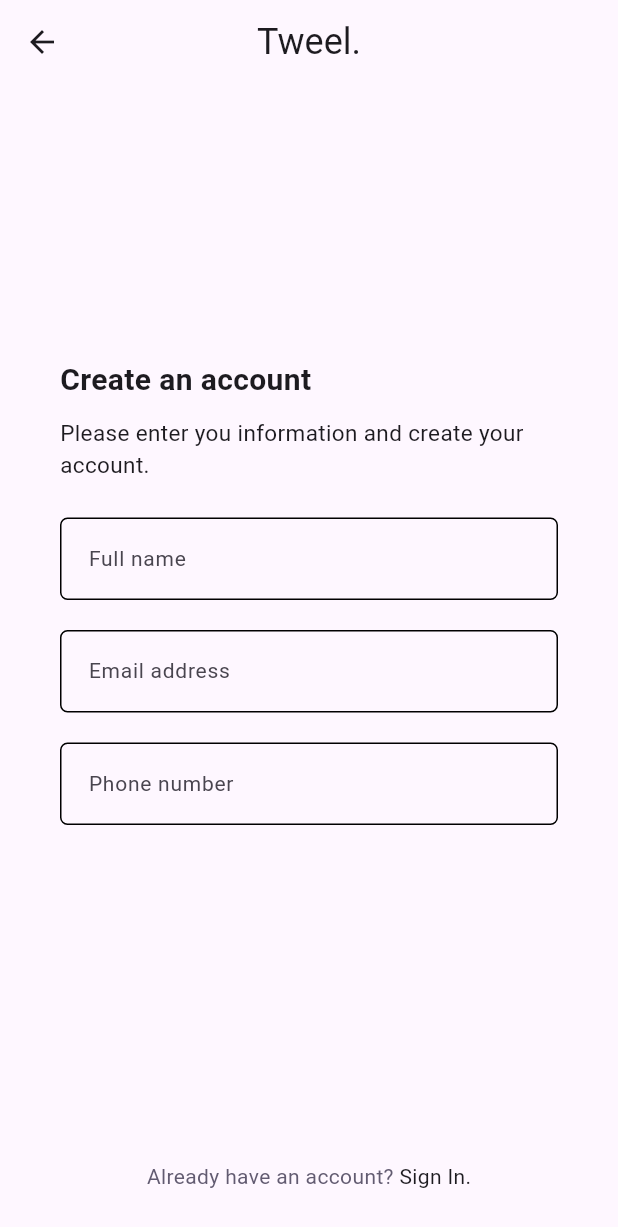
After one commit to anilantony49/e-commerce-app_machine-test, a Flutter app: the UserSignUpPageOne screen opened directly, on a phone screen of 412 x 824 dp. The commit adds this screen. Shown: the top 1227 px of the screen. Run offline on Flutter 3.47's test engine with Material 3 defaults, Android fonts, the phone set to English and light mode, and no system bars; our stand-ins replace animate_do, animated_text_kit, flutter_bloc, hive_flutter, page_transition, shared_preferences and 1 more; accounts and stored records are empty.

Commit message:
User Sign_Up UI complete

```diff
--- a/lib/main.dart
+++ b/lib/main.dart
@@ -1,5 +1,6 @@
 import 'package:e_commerce_app/models/cart_models.dart';
 import 'package:e_commerce_app/view/bloc/user_sign_in/sign_in_bloc.dart';
+import 'package:e_commerce_app/view/bloc/user_sign_up/sign_up_bloc.dart';
 import 'package:e_commerce_app/view/cubit/toggle_password/toggle_password_cubit.dart';
 import 'package:e_commerce_app/view/user_sign_in/user_signin_page.dart';
 import 'package:flutter/material.dart';
@@ -22,6 +23,7 @@ class MyApp extends StatelessWidget {
     return MultiBlocProvider(
       providers: [
         BlocProvider(create: (context) => SignInBloc()),
+        BlocProvider(create: (context) => SignUpBloc()),
         BlocProvider(create: (context) => TogglePasswordCubit()),
       ],
       child: MaterialApp(
--- a/lib/repository/auth_repo.dart
+++ b/lib/repository/auth_repo.dart
@@ -1,11 +1,55 @@
 import 'dart:convert';
 
+import 'package:e_commerce_app/models/user_model.dart';
 import 'package:e_commerce_app/services/shared_preference.dart';
 import 'package:e_commerce_app/utils/api_endpoints.dart';
 import 'package:flutter/material.dart';
 import 'package:http/http.dart' as http;
 
 class AuthRepo {
+  static Future<SignUpResult> userSignUp({required UserModel user}) async {
+    var client = http.Client();
+    String signUpUrl = "${ApiEndPoints.baseUrl}${ApiEndPoints.userSignUp}";
+    try {
+      var response = await client.post(
+        Uri.parse(signUpUrl),
+        body: jsonEncode(user),
+        headers: {'Content-Type': 'application/json'},
+      );
+
+      var jsonResponse = jsonDecode(response.body);
+      debugPrint('User Sign Up Status: ${response.statusCode}');
+      debugPrint('User Sign Up Body: ${response.body}');
+
+      if (response.statusCode == 201) {
+        await UserAuthStatus.saveUserStatus(true);
+        await UserToken.saveToken(jsonResponse['token']);
+        await CurrentUserId.saveUserId(jsonResponse['userId']);
+        return SignUpResult(status: 'success', responseBody: response.body);
+      }
+      if (response.statusCode == 400) {
+        return SignUpResult(status: 'invalid-otp', responseBody: null);
+      }
+
+      if (response.statusCode == 409) {
+        if (jsonResponse['error'] ==
+            "Username Already Taken. Please Choose different one or login instead") {
+          return SignUpResult(status: 'username-exists', responseBody: null);
+        } else if (jsonResponse['error'] ==
+            "A user with this email address already exist. Please login instead") {
+          return SignUpResult(status: 'email-exists', responseBody: null);
+        } else if (jsonResponse['error'] ==
+            "A user with this Phone Number already exist. Please login instead") {
+          return SignUpResult(status: 'phoneno-exists', responseBody: null);
+        }
+      }
+      return SignUpResult(status: 'error', responseBody: null);
+    } catch (e) {
+      debugPrint('User Sign Up Error: $e');
+      return SignUpResult(status: 'error', responseBody: null);
+    }
+  }
+
   static Future<SignInResult> userSignIn(
       {required String username, required String password}) async {
     var client = http.Client();
@@ -45,6 +89,31 @@ class AuthRepo {
       return SignInResult(status: 'error', responseBody: null);
     }
   }
+
+  static Future<String> userVerifyOtp({required String email}) async {
+    var client = http.Client();
+    String signUpUrl = "${ApiEndPoints.baseUrl}${ApiEndPoints.userVerifyOtp}";
+    try {
+      var body = {"email": email};
+      var response = await client.post(
+        Uri.parse(signUpUrl),
+        body: body,
+      );
+      debugPrint('User Verify Otp Status: ${response.statusCode}');
+      debugPrint('User Verify Otp Body: ${response.body}');
+
+      if (response.statusCode == 200) {
+        return 'success';
+      }
+      if (response.statusCode == 401) {
+        return 'already-exists';
+      }
+      return 'error';
+    } catch (e) {
+      debugPrint('User Verify Otp Error: $e');
+      return 'error';
+    }
+  }
 }
 
 class SignInResult {
@@ -53,3 +122,10 @@ class SignInResult {
 
   SignInResult({this.status, this.responseBody});
 }
+
+class SignUpResult {
+  final String? status;
+  final dynamic responseBody;
+
+  SignUpResult({this.status, this.responseBody});
+}
--- a/lib/utils/api_endpoints.dart
+++ b/lib/utils/api_endpoints.dart
@@ -1,4 +1,6 @@
 class ApiEndPoints {
   static String baseUrl = 'https://connect-backend-ti8g.onrender.com ';
   static String userSignIn = '/login';
+  static String userSignUp = '/signup';
+  static String userVerifyOtp = "/signup-send-otp";
 }
--- /dev/null
+++ b/lib/utils/validations.dart
@@ -0,0 +1,10 @@
+const emailRegexPattern = r"(?:[a-z0-9!#$%&'*+/=?^_`{|}~-]+(?:\.[a-z0-9!#$%&'"
+    r'*+/=?^_`{|}~-]+)*|"(?:[\x01-\x08\x0b\x0c\x0e-\x1f\x21\x23-\x5b\x5d-'
+    r'\x7f]|\\[\x01-\x09\x0b\x0c\x0e-\x7f])*")@(?:(?:[a-z0-9](?:[a-z0-9-]*'
+    r'[a-z0-9])?\.)+[a-z0-9](?:[a-z0-9-]*[a-z0-9])?|\[(?:(?:(2(5[0-5]|[0-4]'
+    r'[0-9])|1[0-9][0-9]|[1-9]?[0-9]))\.){3}(?:(2(5[0-5]|[0-4][0-9])|1[0-9]'
+    r'[0-9]|[1-9]?[0-9])|[a-z0-9-]*[a-z0-9]:(?:[\x01-\x08\x0b\x0c\x0e-\x1f\'
+    r'x21-\x5a\x53-\x7f]|\\[\x01-\x09\x0b\x0c\x0e-\x7f])+)\])';
+
+const passowrdRegexPattern =
+    r"^(?=.*[A-Za-z])(?=.*\d)(?=.*[@$!%*#?&])[A-Za-z\d@$!%*#?&]{8,}$";
--- /dev/null
+++ b/lib/view/bloc/user_sign_up/sign_up_bloc.dart
@@ -0,0 +1,49 @@
+import 'dart:async';
+
+import 'package:e_commerce_app/models/user_model.dart';
+import 'package:e_commerce_app/repository/auth_repo.dart';
+import 'package:flutter/material.dart';
+import 'package:flutter_bloc/flutter_bloc.dart';
+
+
+part 'sign_up_event.dart';
+part 'sign_up_state.dart';
+
+class SignUpBloc extends Bloc<SignUpEvent, SignUpState> {
+  SignUpBloc() : super(SignUpInitial()) {
+    on<UserSignUpEvent>(userSignUpEvent);
+    on<UserOtpVerificationEvent>(userOtpVerificationEvent);
+  }
+
+  FutureOr<void> userSignUpEvent(
+      UserSignUpEvent event, Emitter<SignUpState> emit) async {
+    emit(UserSignUpLoadingState());
+    SignUpResult response = await AuthRepo.userSignUp(user: event.user);
+    if (response.status == 'success') {
+      emit(UserSignUpSuccessState());
+    } else if (response.status == 'invalid-otp') {
+      emit(UserOtpErrorState());
+    } else if (response.status == 'username-exists') {
+      emit(UsernameExistsErrorState());
+    } else if (response.status == 'email-exists') {
+      emit(EmailExistsErrorState());
+    } else if (response.status == 'phoneno-exists') {
+      emit(PhonenoExistsErrorState());
+    } else {
+      emit(UserSignUpErrorState());
+    }
+  }
+
+  FutureOr<void> userOtpVerificationEvent(
+      UserOtpVerificationEvent event, Emitter<SignUpState> emit) async {
+    emit(UserOtpLoadingState());
+    String response = await AuthRepo.userVerifyOtp(email: event.email);
+    if (response == 'success') {
+      emit(UserOtpSuccessState());
+    } else if (response == 'already-exists') {
+      emit(UsernameExistsErrorState());
+    } else {
+      emit(UserOtpErrorState());
+    }
+  }
+}
--- /dev/null
+++ b/lib/view/bloc/user_sign_up/sign_up_event.dart
@@ -0,0 +1,20 @@
+part of 'sign_up_bloc.dart';
+
+@immutable
+sealed class SignUpEvent {}
+
+class UserSignUpEvent extends SignUpEvent {
+  final UserModel user;
+
+  UserSignUpEvent({
+    required this.user,
+  });
+}
+
+class UserOtpVerificationEvent extends SignUpEvent {
+  final String email;
+
+  UserOtpVerificationEvent({
+    required this.email,
+  });
+}
--- /dev/null
+++ b/lib/view/bloc/user_sign_up/sign_up_state.dart
@@ -0,0 +1,24 @@
+part of 'sign_up_bloc.dart';
+
+@immutable
+sealed class SignUpState {}
+
+final class SignUpInitial extends SignUpState {}
+
+class UserSignUpLoadingState extends SignUpState {}
+
+class UserSignUpSuccessState extends SignUpState {}
+
+class UserSignUpErrorState extends SignUpState {}
+
+class UserOtpLoadingState extends SignUpState {}
+
+class UserOtpSuccessState extends SignUpState {}
+
+class UserOtpErrorState extends SignUpState {}
+
+class UsernameExistsErrorState extends SignUpState {}
+
+class EmailExistsErrorState extends SignUpState {}
+
+class PhonenoExistsErrorState extends SignUpState {}
--- a/lib/view/user_sign_in/widgets/widgets.dart
+++ b/lib/view/user_sign_in/widgets/widgets.dart
@@ -1,12 +1,12 @@
 import 'package:animate_do/animate_do.dart';
 import 'package:e_commerce_app/utils/constants.dart';
+import 'package:e_commerce_app/view/user_sign_up/user_signup_one.dart';
 import 'package:flutter/material.dart';
-
 
 class SignInWidgets {
   static InkWell signUpNavigate(context) {
     return InkWell(
-      // onTap: () => nextScreen(context, const UserSignUpPageOne()),
+      onTap: () => nextScreen(context, const UserSignUpPageOne()),
       child: FadeInUp(
         delay: const Duration(milliseconds: 700),
         duration: const Duration(milliseconds: 1000),
--- /dev/null
+++ b/lib/view/user_sign_up/user_signup_one.dart
@@ -0,0 +1,45 @@
+import 'package:e_commerce_app/view/user_sign_up/widgets/signup_one_field_widget.dart';
+import 'package:e_commerce_app/view/user_sign_up/widgets/widgets.dart';
+import 'package:e_commerce_app/widgets/custom_appbar.dart';
+import 'package:flutter/material.dart';
+
+class UserSignUpPageOne extends StatefulWidget {
+  const UserSignUpPageOne({super.key});
+
+  @override
+  State<UserSignUpPageOne> createState() => _UserSignUpPageOneState();
+}
+
+class _UserSignUpPageOneState extends State<UserSignUpPageOne> {
+  @override
+  Widget build(BuildContext context) {
+    final mediaHeight = MediaQuery.of(context).size.height;
+
+    return GestureDetector(
+      onTap: () => FocusScope.of(context).unfocus(),
+      child: Scaffold(
+        backgroundColor: Theme.of(context).colorScheme.surface,
+        extendBodyBehindAppBar: true,
+        appBar: CustomAppbar.show(context,true),
+        body: SingleChildScrollView(
+          child: Container(
+            constraints: BoxConstraints(minHeight: mediaHeight),
+            child: Padding(
+              padding: const EdgeInsets.fromLTRB(0, 40, 0, 30),
+              child: Stack(
+                alignment: Alignment.center,
+                children: [
+                  const SignUpOneFieldWidget(),
+                  Positioned(
+                    bottom: 0,
+                    child: SignUpWidgets.signInNavigate(context),
+                  ),
+                ],
+              ),
+            ),
+          ),
+        ),
+      ),
+    );
+  }
+}
--- /dev/null
+++ b/lib/view/user_sign_up/widgets/signup_one_field_widget.dart
@@ -0,0 +1,124 @@
+import 'package:animate_do/animate_do.dart';
+import 'package:e_commerce_app/utils/constants.dart';
+import 'package:e_commerce_app/utils/validations.dart';
+import 'package:e_commerce_app/view/user_sign_up/user_signup_two.dart';
+import 'package:e_commerce_app/widgets/custom_btn.dart';
+import 'package:e_commerce_app/widgets/custom_txt_form_field.dart';
+import 'package:flutter/material.dart';
+import 'package:flutter_bloc/flutter_bloc.dart';
+
+
+class SignUpOneFieldWidget extends StatefulWidget {
+  const SignUpOneFieldWidget({super.key});
+
+  @override
+  State<SignUpOneFieldWidget> createState() => _SignUpOneFieldWidgetState();
+}
+
+class _SignUpOneFieldWidgetState extends State<SignUpOneFieldWidget> {
+  final TextEditingController fullnameController = TextEditingController();
+  final TextEditingController emailController = TextEditingController();
+  final TextEditingController phoneNumberController = TextEditingController();
+  final TextEditingController accountTypeController = TextEditingController();
+  final GlobalKey<FormState> formKey = GlobalKey();
+  @override
+  Widget build(BuildContext context) {
+    return FadeInDown(
+      delay: const Duration(milliseconds: 400),
+      duration: const Duration(milliseconds: 1000),
+      child: Form(
+        key: formKey,
+        child: Padding(
+          padding: const EdgeInsets.fromLTRB(40, 0, 40, 0),
+          child: Column(
+            mainAxisAlignment: MainAxisAlignment.center,
+            children: [
+              Column(
+                crossAxisAlignment: CrossAxisAlignment.start,
+                children: [
+                  const Text(
+                    'Create an account',
+                    style:
+                        TextStyle(fontSize: 20, fontWeight: FontWeight.w700),
+                  ),
+                  kHeight(10),
+                  const Text(
+                    "Please enter you information and create your account.",
+                    style: TextStyle(fontSize: 15),
+                  ),
+                ],
+              ),
+              kHeight(25),
+              // Full name field
+              CustomTxtFormField(
+                hintText: 'Full name',
+                controller: fullnameController,
+                validator: (val) {
+                  if (val!.length < 3) {
+                    return 'Please enter a valid name';
+                  }
+                  return null;
+                },
+              ),
+              kHeight(20),
+
+              // Email address field
+              CustomTxtFormField(
+                hintText: 'Email address',
+                controller: emailController,
+                validator: (val) {
+                  if (!RegExp(emailRegexPattern).hasMatch(val!) ||
+                      val.isEmpty) {
+                    return 'Enter a valid email';
+                  }
+                  return null;
+                },
+              ),
+              kHeight(20),
+
+              // Phone number field
+              CustomTxtFormField(
+                hintText: 'Phone number',
+                controller: phoneNumberController,
+                validator: (val) {
+                  if (val!.length < 10) {
+                    return 'Enter a valid phone number';
+                  }
+                  return null;
+                },
+              ),
+              kHeight(20),
+
+              // Account type field
+              // const AccountTypeDropDown(),
+              kHeight(25),
+
+              // Continue button
+              // BlocBuilder<DropdownCubit, DropdownState>(
+              //   builder: (context, state) {
+              //     return CustomButton(
+              //       buttonText: 'Continue',
+              //       onPressed: () {
+              //         FocusScope.of(context).unfocus();
+              //         if (formKey.currentState!.validate()) {
+              //           nextScreen(
+              //             context,
+              //             UserSignUpPageTwo(
+              //               email: emailController.text,
+              //               accountType: state.name,
+              //               fullName: fullnameController.text,
+              //               phoneNo: phoneNumberController.text,
+              //             ),
+              //           );
+              //         }
+              //       },
+              //     );
+              //   },
+              // ),
+            ],
+          ),
+        ),
+      ),
+    );
+  }
+}
--- /dev/null
+++ b/lib/view/user_sign_up/widgets/widgets.dart
@@ -0,0 +1,31 @@
+import 'package:animate_do/animate_do.dart';
+import 'package:e_commerce_app/utils/constants.dart';
+import 'package:e_commerce_app/view/user_sign_in/user_signin_page.dart';
+import 'package:flutter/material.dart';
+
+class SignUpWidgets{
+    static FadeInUp signInNavigate(BuildContext context) {
+    return FadeInUp(
+      delay: const Duration(milliseconds: 400),
+      duration: const Duration(milliseconds: 1000),
+      child: InkWell(
+        onTap: () {
+          nextScreenRemoveUntil(context, const UserSignInPage());
+        },
+        child: Text.rich(
+          TextSpan(
+            children: [
+              TextSpan(
+                text: "Already have an account? ",
+                style: TextStyle(
+                  color: Theme.of(context).colorScheme.secondary,
+                ),
+              ),
+              const TextSpan(text: 'Sign In.'),
+            ],
+          ),
+        ),
+      ),
+    );
+  }
+}
```
Also changed, not shown: lib/view/user_sign_up/user_signup_two.dart (added, +61 -0 lines), lib/view/user_sign_up/widgets/signup_two_field_widget.dart (added, +167 -0 lines).
